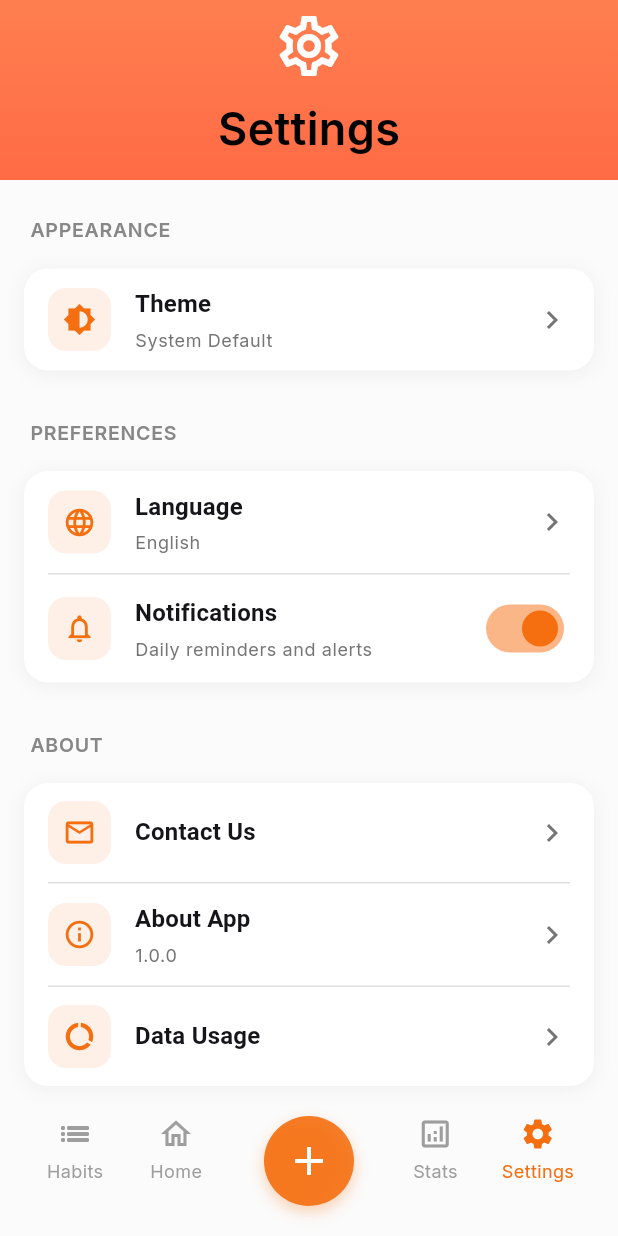
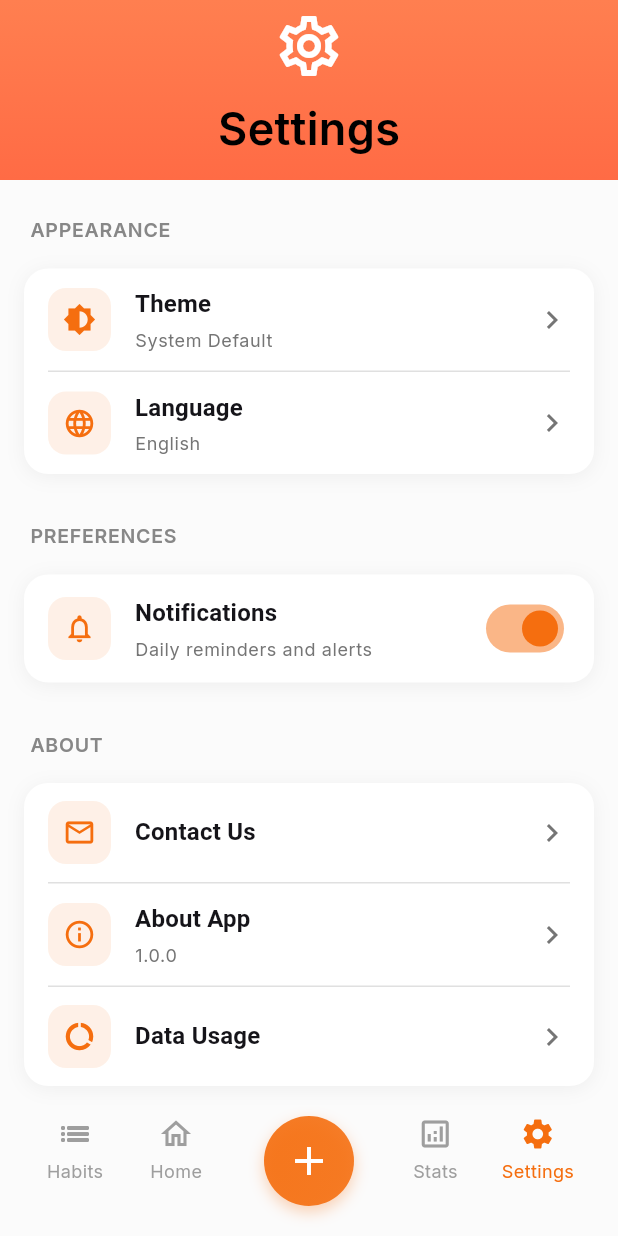
Before and after one commit to MCHTSEN/self_discipline_app, a Flutter app: the screen it shows after launch, item 4 of the bottom bar chosen, on a phone screen of 412 x 824 dp. Run offline on Flutter 3.47's test engine with Material 3 defaults, Android fonts, the phone set to English and light mode, and no system bars; our stand-ins replace auto_route, device_preview, emoji_picker_flutter, fl_chart, flutter_riverpod, google_fonts and 4 more; accounts and stored records are empty.

Commit message:
Refactor theme and settings management for improved modularity and functionality
- Refactored SettingsPage to remove direct dependency on AppSettings for appearance settings, enhancing modularity.

```diff
--- a/lib/main.dart
+++ b/lib/main.dart
@@ -17,7 +17,7 @@ class MyApp extends ConsumerWidget {
 
   @override
   Widget build(BuildContext context, WidgetRef ref) {
-    final settings = ref.watch(appSettingsProvider);
+    final themeMode = ref.watch(appThemeProvider);
     final router = AppRouter();
 
     return MaterialApp.router(
@@ -25,7 +25,7 @@ class MyApp extends ConsumerWidget {
       title: 'Self Discipline',
       theme: AppTheme.lightTheme(),
       darkTheme: AppTheme.darkTheme(),
-      themeMode: settings.themeMode,
+      themeMode: themeMode,
       routerConfig: router.config(),
     );
   }
--- a/lib/presentation/pages/settings/settings_page.dart
+++ b/lib/presentation/pages/settings/settings_page.dart
@@ -66,7 +66,7 @@ class SettingsPage extends ConsumerWidget {
           ),
           SliverList(
             delegate: SliverChildListDelegate([
-              _buildAppearanceSection(context, ref, settings),
+              _buildAppearanceSection(context, ref),
               _buildPreferencesSection(context, ref, settings),
               _buildAboutSection(context),
               _buildLegalSection(context),
@@ -79,16 +79,24 @@ class SettingsPage extends ConsumerWidget {
     );
   }
 
-  Widget _buildAppearanceSection(
-      BuildContext context, WidgetRef ref, AppSettings settings) {
+  Widget _buildAppearanceSection(BuildContext context, WidgetRef ref) {
+    final themeMode = ref.watch(appThemeProvider);
+    final language = ref.watch(appLanguageProvider);
+
     return SettingsSection(
       title: AppStrings.appearance,
       children: [
         SettingsTile(
           title: AppStrings.theme,
-          subtitle: SettingsUtils.getThemeText(settings.themeMode),
+          subtitle: SettingsUtils.getThemeText(themeMode),
           icon: Icons.brightness_6,
           onTap: () => SettingsDialogs.showThemeSelector(context, ref),
+        ),
+        SettingsTile(
+          title: AppStrings.language,
+          subtitle: SettingsUtils.getLanguageText(language),
+          icon: Icons.language,
+          onTap: () => SettingsDialogs.showLanguageSelector(context, ref),
         ),
       ],
     );
@@ -99,12 +107,6 @@ class SettingsPage extends ConsumerWidget {
     return SettingsSection(
       title: AppStrings.preferences,
       children: [
-        SettingsTile(
-          title: AppStrings.language,
-          subtitle: SettingsUtils.getLanguageText(settings.language),
-          icon: Icons.language,
-          onTap: () => SettingsDialogs.showLanguageSelector(context, ref),
-        ),
         SettingsSwitchTile(
           title: AppStrings.notifications,
           subtitle: AppStrings.notificationsSubtitle,
--- a/lib/presentation/viewmodels/settings_notifier.dart
+++ b/lib/presentation/viewmodels/settings_notifier.dart
@@ -1,6 +1,17 @@
 import 'package:flutter/material.dart';
 import 'package:flutter_riverpod/flutter_riverpod.dart';
 import 'package:hive/hive.dart';
+
+// App-level settings that affect the entire app
+final appThemeProvider = StateProvider<ThemeMode>((ref) {
+  final settings = ref.watch(appSettingsProvider);
+  return settings.themeMode;
+});
+
+final appLanguageProvider = StateProvider<String>((ref) {
+  final settings = ref.watch(appSettingsProvider);
+  return settings.language;
+});
 
 final appSettingsProvider =
     StateNotifierProvider<SettingsNotifier, AppSettings>((ref) {
```
